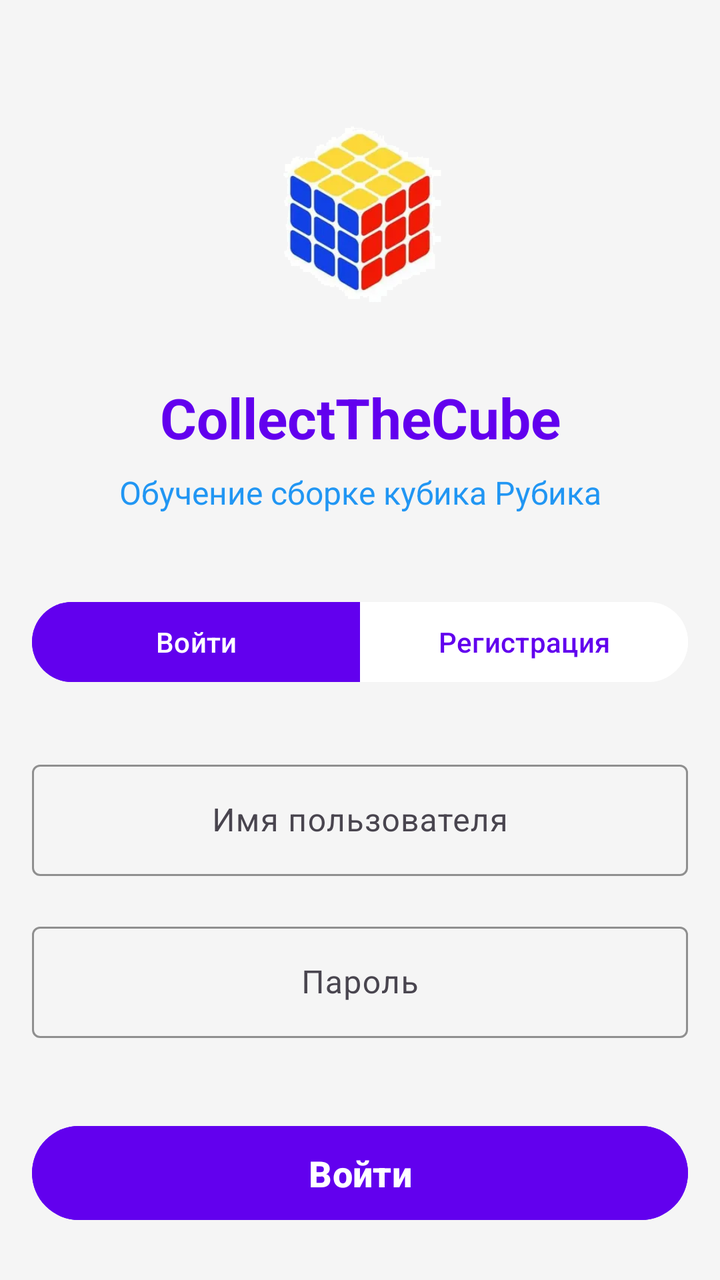
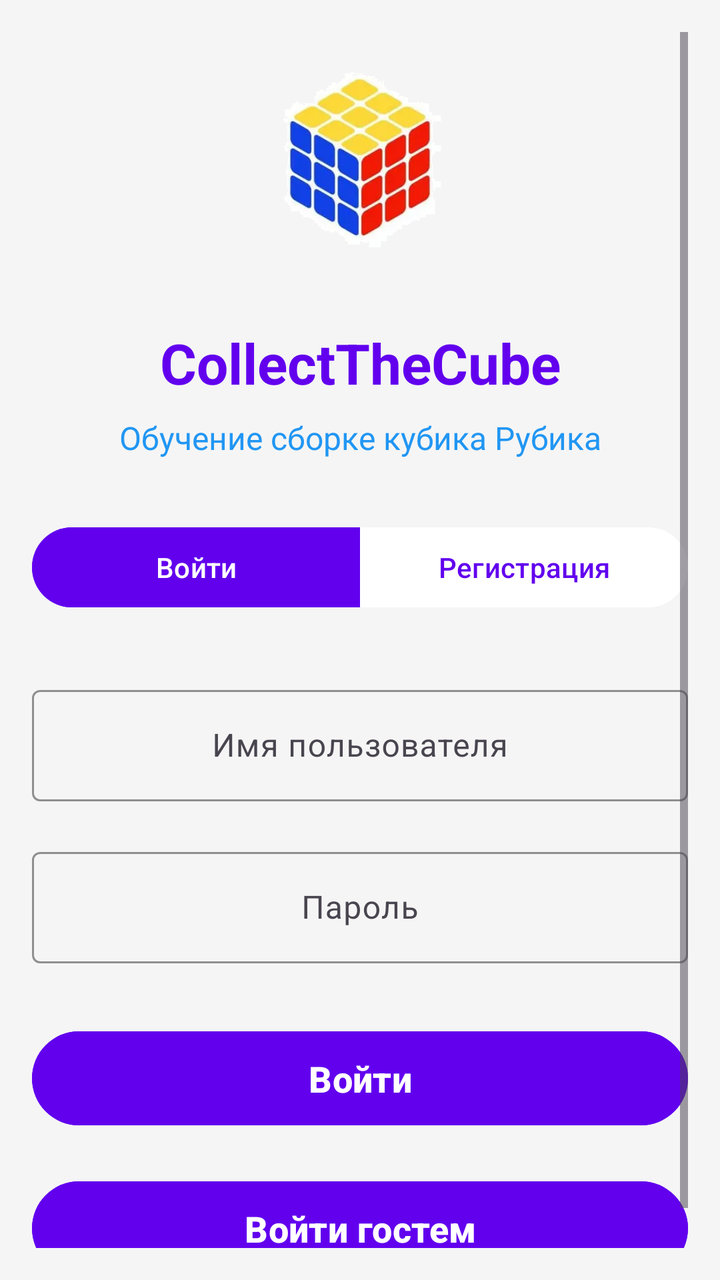

Two renders of the same Android screen: before a commit and after it. Below are the layout's source before the change and the commit's diff.
<!-- AndroidManifest.xml: application theme Theme.CollectTheCube -->
<!-- res/layout/activity_register.xml -->
<?xml version="1.0" encoding="utf-8"?>
<ScrollView xmlns:android="http://schemas.android.com/apk/res/android"
    xmlns:app="http://schemas.android.com/apk/res-auto"
    android:layout_width="match_parent"
    android:layout_height="match_parent"
    android:padding="16dp"
    android:background="@color/background_color"
    android:fillViewport="true">

    <LinearLayout
        android:layout_width="match_parent"
        android:layout_height="wrap_content"
        android:orientation="vertical"
        android:gravity="center_horizontal"
        android:layout_gravity="center">

        
        <ImageView
            android:layout_width="120dp"
            android:layout_height="120dp"
            android:src="@drawable/cube"
            android:layout_marginTop="40dp"
            android:layout_marginBottom="24dp"
            android:contentDescription="Логотип CollectTheCube" />

        
        <TextView
            android:layout_width="match_parent"
            android:layout_height="wrap_content"
            android:text="CollectTheCube"
            android:textSize="28sp"
            android:textStyle="bold"
            android:gravity="center"
            android:layout_marginBottom="8dp"
            android:textColor="@color/primary_color" />

        <TextView
            android:layout_width="match_parent"
            android:layout_height="wrap_content"
            android:text="Обучение сборке кубика Рубика"
            android:textSize="16sp"
            android:gravity="center"
            android:layout_marginBottom="40dp"
            android:textColor="@color/secondary_color" />

        
        <com.google.android.material.button.MaterialButtonToggleGroup
            android:id="@+id/toggleGroup"
            android:layout_width="match_parent"
            android:layout_height="wrap_content"
            android:layout_marginBottom="32dp"
            app:singleSelection="true"
            app:checkedButton="@id/btnLogin">
            <Button
                android:id="@+id/btnLogin"
                android:layout_width="0dp"
                android:layout_height="wrap_content"
                android:layout_weight="1"
                android:text="Войти"
                android:backgroundTint="@color/primary_color"
                android:textColor="@color/white" />

            <Button
                android:id="@+id/btnRegister"
                android:layout_width="0dp"
                android:layout_height="wrap_content"
                android:layout_weight="1"
                android:text="Регистрация"
                android:backgroundTint="@color/surface_color"
                android:textColor="@color/primary_color" />

        </com.google.android.material.button.MaterialButtonToggleGroup>

        
        <com.google.android.material.textfield.TextInputLayout
            android:id="@+id/usernameLayout"
            android:layout_width="match_parent"
            android:layout_height="wrap_content"
            android:layout_marginBottom="20dp"
            app:hintTextColor="@color/primary_color"
            app:boxStrokeColor="@color/primary_color"
            style="@style/Widget.Material3.TextInputLayout.OutlinedBox">

            <com.google.android.material.textfield.TextInputEditText
                android:id="@+id/usernameEditText"
                android:layout_width="match_parent"
                android:layout_height="wrap_content"
                android:hint="Имя пользователя"
                android:inputType="textCapWords"
                android:gravity="center" />

        </com.google.android.material.textfield.TextInputLayout>

        <com.google.android.material.textfield.TextInputLayout
            android:id="@+id/passwordLayout"
            android:layout_width="match_parent"
            android:layout_height="wrap_content"
            android:layout_marginBottom="40dp"
            app:hintTextColor="@color/primary_color"
            app:boxStrokeColor="@color/primary_color"
            style="@style/Widget.Material3.TextInputLayout.OutlinedBox">

            <com.google.android.material.textfield.TextInputEditText
                android:id="@+id/passwordEditText"
                android:layout_width="match_parent"
                android:layout_height="wrap_content"
                android:hint="Пароль"
                android:inputType="textPassword"
                android:gravity="center" />

        </com.google.android.material.textfield.TextInputLayout>

        
        <Button
            android:id="@+id/actionButton"
            android:layout_width="match_parent"
            android:layout_height="55dp"
            android:text="Войти"
            android:backgroundTint="@color/primary_color"
            android:textColor="@color/white"
            android:textSize="18sp"
            android:textStyle="bold"
            android:layout_marginBottom="20dp" />

        
        <TextView
            android:id="@+id/messageTextView"
            android:layout_width="match_parent"
            android:layout_height="wrap_content"
            android:gravity="center"
            android:textSize="14sp"
            android:padding="12dp"
            android:visibility="gone" />

    </LinearLayout>

</ScrollView>
<!-- resources referenced by this layout -->
<resources>
  <color name="background_color">#F5F5F5</color>
  <color name="primary_color">#FF6200EE</color>
  <color name="secondary_color">#2196F3</color>
  <color name="surface_color">#FFFFFF</color>
  <color name="white">#FFFFFFFF</color>
  <!-- drawable cube: png bitmap (drawable, 63810 bytes) -->
  <style name="Theme.CollectTheCube" parent="Base.Theme.CollectTheCube" />
  <style name="Base.Theme.CollectTheCube" parent="Theme.Material3.DayNight.NoActionBar">
          
          
      </style>
</resources>

<!-- the commit's change to res/layout/activity_register.xml (unified diff, before → after) -->
@@ -40,7 +40,7 @@
             android:text="Обучение сборке кубика Рубика"
             android:textSize="16sp"
             android:gravity="center"
-            android:layout_marginBottom="40dp"
+            android:layout_marginBottom="30dp"
             android:textColor="@color/secondary_color" />
 
         
@@ -95,7 +95,7 @@
             android:id="@+id/passwordLayout"
             android:layout_width="match_parent"
             android:layout_height="wrap_content"
-            android:layout_marginBottom="40dp"
+            android:layout_marginBottom="30dp"
             app:hintTextColor="@color/primary_color"
             app:boxStrokeColor="@color/primary_color"
             style="@style/Widget.Material3.TextInputLayout.OutlinedBox">
@@ -122,6 +122,17 @@
             android:textStyle="bold"
             android:layout_marginBottom="20dp" />
 
+        <Button
+            android:id="@+id/guest"
+            android:layout_width="match_parent"
+            android:layout_height="55dp"
+            android:text="Войти гостем"
+            android:backgroundTint="@color/primary_color"
+            android:textColor="@color/white"
+            android:textSize="18sp"
+            android:textStyle="bold"
+            android:layout_marginBottom="20dp" />
+
         
         <TextView
             android:id="@+id/messageTextView"
